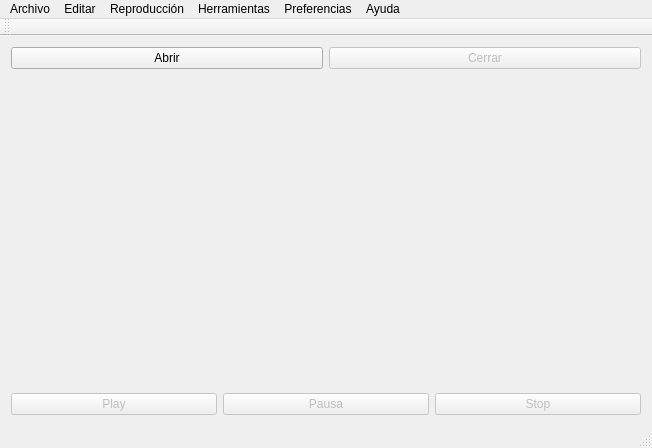
Madh93/Qt5-MoviePlayer, file movieplayer.ui: the form before one commit.
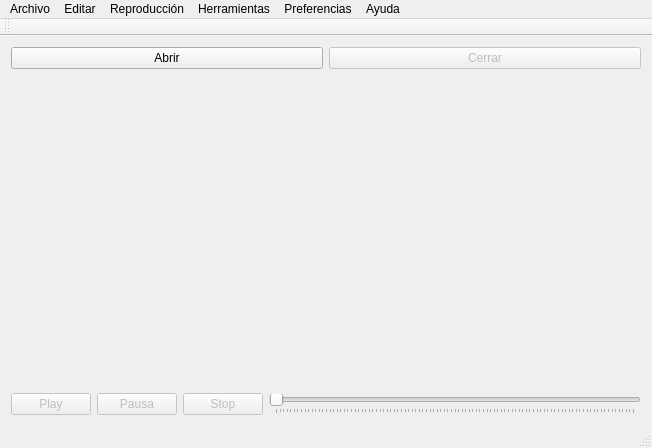
The form after the commit.

Commit message: ajustando botones de reproduccion

```diff
--- a/movieplayer.ui
+++ b/movieplayer.ui
@@ -61,6 +61,12 @@
           <property name="enabled">
            <bool>false</bool>
           </property>
+          <property name="sizePolicy">
+           <sizepolicy hsizetype="Maximum" vsizetype="Fixed">
+            <horstretch>0</horstretch>
+            <verstretch>0</verstretch>
+           </sizepolicy>
+          </property>
           <property name="text">
            <string>Play</string>
           </property>
@@ -71,6 +77,12 @@
           <property name="enabled">
            <bool>false</bool>
           </property>
+          <property name="sizePolicy">
+           <sizepolicy hsizetype="Maximum" vsizetype="Fixed">
+            <horstretch>0</horstretch>
+            <verstretch>0</verstretch>
+           </sizepolicy>
+          </property>
           <property name="text">
            <string>Pausa</string>
           </property>
@@ -81,11 +93,42 @@
           <property name="enabled">
            <bool>false</bool>
           </property>
+          <property name="sizePolicy">
+           <sizepolicy hsizetype="Maximum" vsizetype="Fixed">
+            <horstretch>0</horstretch>
+            <verstretch>0</verstretch>
+           </sizepolicy>
+          </property>
           <property name="text">
            <string>Stop</string>
           </property>
          </widget>
         </item>
+        <item>
+         <widget class="QSlider" name="slider">
+          <property name="mouseTracking">
+           <bool>false</bool>
+          </property>
+          <property name="acceptDrops">
+           <bool>true</bool>
+          </property>
+          <property name="maximum">
+           <number>100</number>
+          </property>
+          <property name="tracking">
+           <bool>false</bool>
+          </property>
+          <property name="orientation">
+           <enum>Qt::Horizontal</enum>
+          </property>
+          <property name="invertedAppearance">
+           <bool>false</bool>
+          </property>
+          <property name="tickPosition">
+           <enum>QSlider::TicksBelow</enum>
+          </property>
+         </widget>
+        </item>
        </layout>
       </item>
      </layout>
```
Left out of the diff: 3 changed lines with no effect on the pictures. The commit also changes 1 other file.
